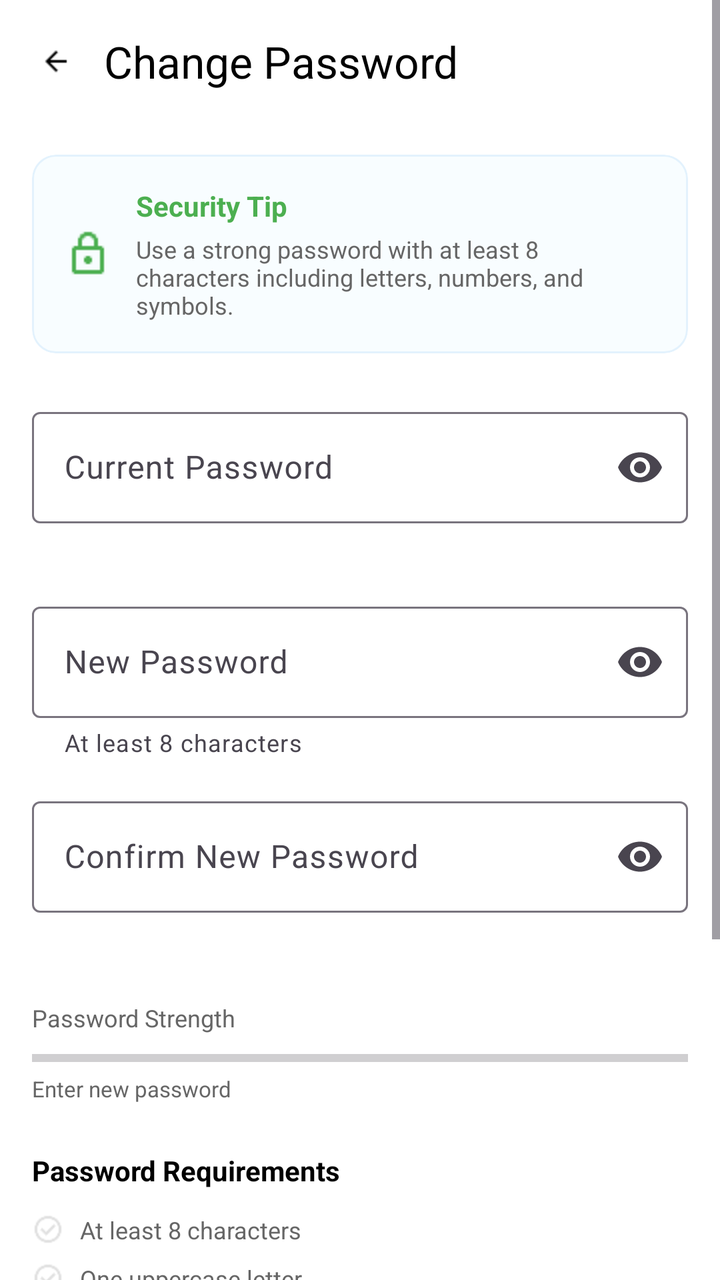
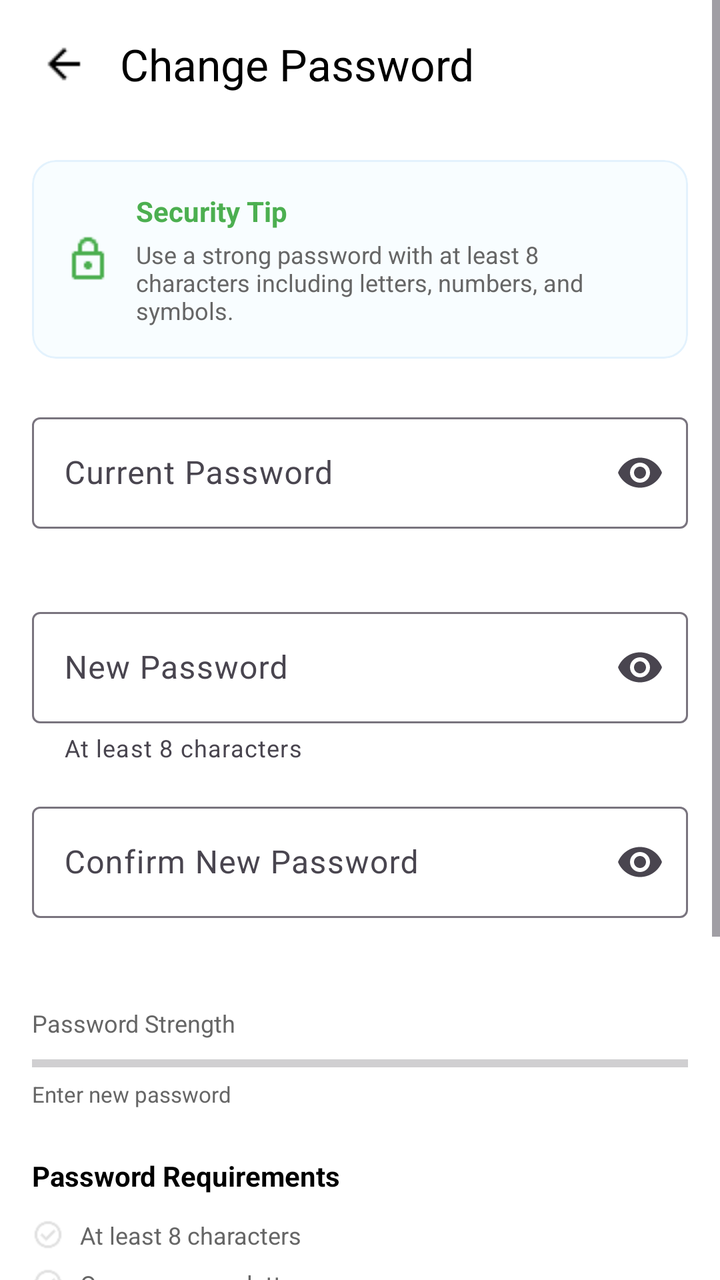

Compare the two renders of this Android layout. The source of the first and the diff that turns it into the second are given below.
<!-- AndroidManifest.xml: application theme Theme.GiveEase -->
<!-- res/layout/fragment_change_password.xml -->
<?xml version="1.0" encoding="utf-8"?>
<ScrollView xmlns:android="http://schemas.android.com/apk/res/android"
    xmlns:app="http://schemas.android.com/apk/res-auto"
    android:layout_width="match_parent"
    android:layout_height="match_parent"
    android:background="@android:color/white">

    <LinearLayout
        android:layout_width="match_parent"
        android:layout_height="wrap_content"
        android:orientation="vertical"
        android:padding="16dp">

        <LinearLayout
            android:layout_width="match_parent"
            android:layout_height="wrap_content"
            android:orientation="horizontal"
            android:gravity="center_vertical"
            android:layout_marginBottom="32dp">

            <ImageView
                android:id="@+id/btnBack"
                android:layout_width="24dp"
                android:layout_height="24dp"
                android:src="@drawable/ic_back"
                android:contentDescription="Back"
                android:clickable="true"
                android:focusable="true"
                android:background="?attr/selectableItemBackgroundBorderless"
                android:padding="4dp" />

            <TextView
                android:layout_width="wrap_content"
                android:layout_height="wrap_content"
                android:layout_marginStart="12dp"
                android:text="Change Password"
                android:textAppearance="@style/TextAppearance.Material3.TitleLarge"
                android:textColor="@android:color/black" />
        </LinearLayout>

        <com.google.android.material.card.MaterialCardView
            android:layout_width="match_parent"
            android:layout_height="wrap_content"
            android:layout_marginBottom="24dp"
            app:cardElevation="0dp"
            app:strokeWidth="1dp"
            app:strokeColor="#E3F2FD"
            app:cardBackgroundColor="#F8FDFF"
            app:cardCornerRadius="12dp">

            <LinearLayout
                android:layout_width="match_parent"
                android:layout_height="wrap_content"
                android:orientation="horizontal"
                android:padding="16dp"
                android:gravity="center_vertical">

                <ImageView
                    android:layout_width="24dp"
                    android:layout_height="24dp"
                    android:src="@drawable/ic_lock"
                    app:tint="@color/primary" />

                <LinearLayout
                    android:layout_width="match_parent"
                    android:layout_height="wrap_content"
                    android:orientation="vertical"
                    android:layout_marginStart="12dp">

                    <TextView
                        android:layout_width="wrap_content"
                        android:layout_height="wrap_content"
                        android:text="Security Tip"
                        android:textStyle="bold"
                        android:textColor="@color/primary"
                        android:textSize="14sp" />

                    <TextView
                        android:layout_width="wrap_content"
                        android:layout_height="wrap_content"
                        android:text="Use a strong password with at least 8 characters including letters, numbers, and symbols."
                        android:textColor="#666666"
                        android:textSize="12sp"
                        android:layout_marginTop="4dp" />
                </LinearLayout>
            </LinearLayout>
        </com.google.android.material.card.MaterialCardView>

        <com.google.android.material.textfield.TextInputLayout
            android:id="@+id/tilCurrentPassword"
            android:layout_width="match_parent"
            android:layout_height="wrap_content"
            android:layout_marginBottom="16dp"
            android:hint="Current Password"
            app:endIconMode="password_toggle"
            app:errorEnabled="true"
            style="@style/Widget.Material3.TextInputLayout.OutlinedBox">

            <com.google.android.material.textfield.TextInputEditText
                android:id="@+id/etCurrentPassword"
                android:layout_width="match_parent"
                android:layout_height="wrap_content"
                android:inputType="textPassword" />
        </com.google.android.material.textfield.TextInputLayout>

        <com.google.android.material.textfield.TextInputLayout
            android:id="@+id/tilNewPassword"
            android:layout_width="match_parent"
            android:layout_height="wrap_content"
            android:layout_marginBottom="16dp"
            android:hint="New Password"
            app:endIconMode="password_toggle"
            app:errorEnabled="true"
            app:helperText="At least 8 characters"
            style="@style/Widget.Material3.TextInputLayout.OutlinedBox">

            <com.google.android.material.textfield.TextInputEditText
                android:id="@+id/etNewPassword"
                android:layout_width="match_parent"
                android:layout_height="wrap_content"
                android:inputType="textPassword" />
        </com.google.android.material.textfield.TextInputLayout>

        <com.google.android.material.textfield.TextInputLayout
            android:id="@+id/tilConfirmPassword"
            android:layout_width="match_parent"
            android:layout_height="wrap_content"
            android:layout_marginBottom="24dp"
            android:hint="Confirm New Password"
            app:endIconMode="password_toggle"
            app:errorEnabled="true"
            style="@style/Widget.Material3.TextInputLayout.OutlinedBox">

            <com.google.android.material.textfield.TextInputEditText
                android:id="@+id/etConfirmPassword"
                android:layout_width="match_parent"
                android:layout_height="wrap_content"
                android:inputType="textPassword" />
        </com.google.android.material.textfield.TextInputLayout>

        <LinearLayout
            android:layout_width="match_parent"
            android:layout_height="wrap_content"
            android:orientation="vertical"
            android:layout_marginBottom="24dp">

            <TextView
                android:layout_width="wrap_content"
                android:layout_height="wrap_content"
                android:text="Password Strength"
                android:textSize="12sp"
                android:textColor="#666666"
                android:layout_marginBottom="8dp" />

            <ProgressBar
                android:id="@+id/progressPasswordStrength"
                style="?android:attr/progressBarStyleHorizontal"
                android:layout_width="match_parent"
                android:layout_height="8dp"
                android:progress="0"
                android:max="100"
                android:progressTint="#E0E0E0"
                android:layout_marginBottom="4dp" />

            <TextView
                android:id="@+id/tvPasswordStrength"
                android:layout_width="wrap_content"
                android:layout_height="wrap_content"
                android:text="Enter new password"
                android:textSize="11sp"
                android:textColor="#666666" />
        </LinearLayout>

        <TextView
            android:layout_width="wrap_content"
            android:layout_height="wrap_content"
            android:text="Password Requirements"
            android:textStyle="bold"
            android:textSize="14sp"
            android:textColor="@android:color/black"
            android:layout_marginBottom="12dp" />

        <LinearLayout
            android:layout_width="match_parent"
            android:layout_height="wrap_content"
            android:orientation="vertical"
            android:layout_marginBottom="32dp">

            <LinearLayout
                android:layout_width="match_parent"
                android:layout_height="wrap_content"
                android:orientation="horizontal"
                android:gravity="center_vertical"
                android:layout_marginBottom="8dp">

                <ImageView
                    android:id="@+id/icLength"
                    android:layout_width="16dp"
                    android:layout_height="16dp"
                    android:src="@drawable/ic_check_circle"
                    app:tint="#E0E0E0" />

                <TextView
                    android:id="@+id/tvLength"
                    android:layout_width="wrap_content"
                    android:layout_height="wrap_content"
                    android:text="At least 8 characters"
                    android:textSize="12sp"
                    android:textColor="#666666"
                    android:layout_marginStart="8dp" />
            </LinearLayout>

            <LinearLayout
                android:layout_width="match_parent"
                android:layout_height="wrap_content"
                android:orientation="horizontal"
                android:gravity="center_vertical"
                android:layout_marginBottom="8dp">

                <ImageView
                    android:id="@+id/icUppercase"
                    android:layout_width="16dp"
                    android:layout_height="16dp"
                    android:src="@drawable/ic_check_circle"
                    app:tint="#E0E0E0" />

                <TextView
                    android:id="@+id/tvUppercase"
                    android:layout_width="wrap_content"
                    android:layout_height="wrap_content"
                    android:text="One uppercase letter"
                    android:textSize="12sp"
                    android:textColor="#666666"
                    android:layout_marginStart="8dp" />
            </LinearLayout>

            <LinearLayout
                android:layout_width="match_parent"
                android:layout_height="wrap_content"
                android:orientation="horizontal"
                android:gravity="center_vertical"
                android:layout_marginBottom="8dp">

                <ImageView
                    android:id="@+id/icNumber"
                    android:layout_width="16dp"
                    android:layout_height="16dp"
                    android:src="@drawable/ic_check_circle"
                    app:tint="#E0E0E0" />

                <TextView
                    android:id="@+id/tvNumber"
                    android:layout_width="wrap_content"
                    android:layout_height="wrap_content"
                    android:text="One number"
                    android:textSize="12sp"
                    android:textColor="#666666"
                    android:layout_marginStart="8dp" />
            </LinearLayout>

            <LinearLayout
                android:layout_width="match_parent"
                android:layout_height="wrap_content"
                android:orientation="horizontal"
                android:gravity="center_vertical">

                <ImageView
                    android:id="@+id/icSpecial"
                    android:layout_width="16dp"
                    android:layout_height="16dp"
                    android:src="@drawable/ic_check_circle"
                    app:tint="#E0E0E0" />

                <TextView
                    android:id="@+id/tvSpecial"
                    android:layout_width="wrap_content"
                    android:layout_height="wrap_content"
                    android:text="One special character"
                    android:textSize="12sp"
                    android:textColor="#666666"
                    android:layout_marginStart="8dp" />
            </LinearLayout>
        </LinearLayout>

        <Button
            android:id="@+id/btnChangePassword"
            android:layout_width="match_parent"
            android:layout_height="56dp"
            android:text="Change Password"
            android:layout_marginBottom="16dp"
            style="@style/Widget.Material3.Button" />

        <com.google.android.material.button.MaterialButton
            android:id="@+id/btnCancel"
            android:layout_width="match_parent"
            android:layout_height="56dp"
            android:text="Cancel"
            android:textColor="@color/primary"
            app:strokeColor="@color/primary"
            app:strokeWidth="1dp"
            android:backgroundTint="@android:color/transparent"
            style="@style/Widget.Material3.Button.OutlinedButton" />
    </LinearLayout>
</ScrollView>
<!-- resources referenced by this layout -->
<resources>
  <color name="primary">#4CAF50</color>
  <!-- drawable ic_back: png bitmap (drawable, 216 bytes) -->
  <!-- drawable ic_check_circle: png bitmap (drawable, 493 bytes) -->
  <!-- drawable ic_lock: png bitmap (drawable, 280 bytes) -->
  <style name="Theme.GiveEase" parent="Theme.Material3.Light.NoActionBar">
          
          <item name="colorPrimary">@color/primary_blue</item>
          <item name="colorOnPrimary">@color/white</item>
          <item name="colorSecondary">@color/teal_200</item>
          <item name="colorOnSecondary">@color/black</item>
  
          
          <item name="android:windowBackground">@color/background</item>
          <item name="colorSurface">@color/surface</item>
          <item name="colorOnSurface">@color/onSurface</item>
          <item name="colorOnBackground">@color/onBackground</item>
  
          
          <item name="android:statusBarColor" tools:targetApi="l">?attr/colorPrimary</item>
  
      </style>
  <color name="primary_blue">#1976D2</color>
  <color name="white">#FFFFFFFF</color>
  <color name="teal_200">#FF03DAC5</color>
  <color name="black">#FF000000</color>
  <color name="background">#FAFAFA</color>
  <color name="surface">#FFFFFF</color>
  <color name="onSurface">#212121</color>
  <color name="onBackground">#212121</color>
</resources>

<!-- the commit's change to res/layout/fragment_change_password.xml (unified diff, before → after) -->
@@ -20,8 +20,8 @@
 
             <ImageView
                 android:id="@+id/btnBack"
-                android:layout_width="24dp"
-                android:layout_height="24dp"
+                android:layout_width="32dp"
+                android:layout_height="32dp"
                 android:src="@drawable/ic_back"
                 android:contentDescription="Back"
                 android:clickable="true"
